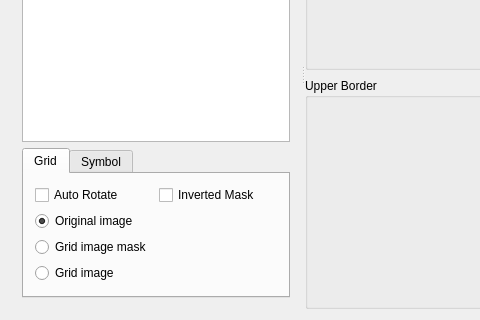
First picture: the form in SymbolScanner/WinImageFilter.ui, repository veeman/SymbolScanner, before the edit; both pictures show x 0 to 480 and y 172 to 492 of the 919 by 492 pixel window.
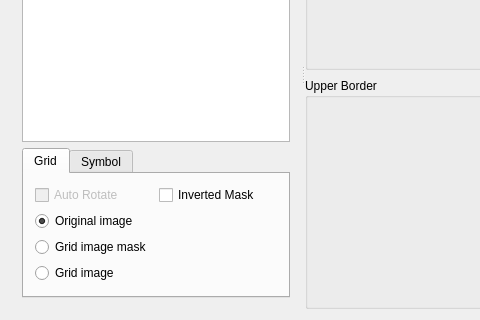
Second picture: the form after the edit. Custom widgets are drawn as their Qt base class.

Patch:
```diff
--- a/SymbolScanner/WinImageFilter.ui
+++ b/SymbolScanner/WinImageFilter.ui
@@ -50,6 +50,9 @@
           <layout class="QGridLayout" name="gridLayout">
            <item row="0" column="0">
             <widget class="QCheckBox" name="checkBoxGridAutoRotate">
+             <property name="enabled">
+              <bool>false</bool>
+             </property>
              <property name="text">
               <string>Auto Rotate</string>
              </property>
```
Left out of the diff: 2 changed lines with no effect on the pictures.
